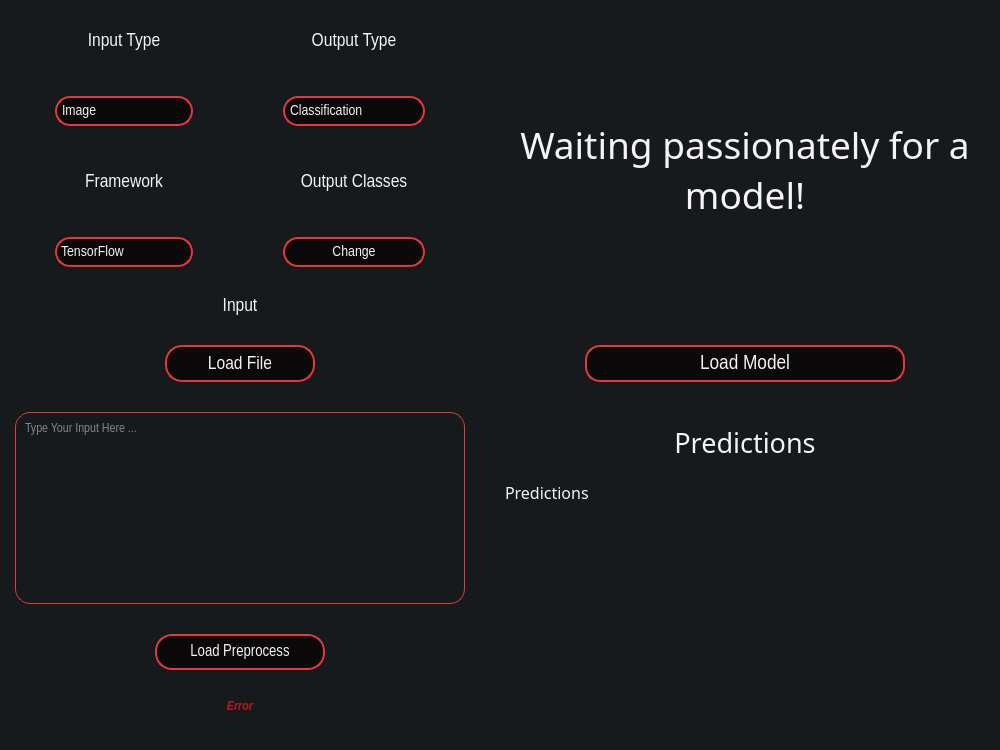
Qt form main-page.ui (heidariarash/NN2GUI) before a commit.
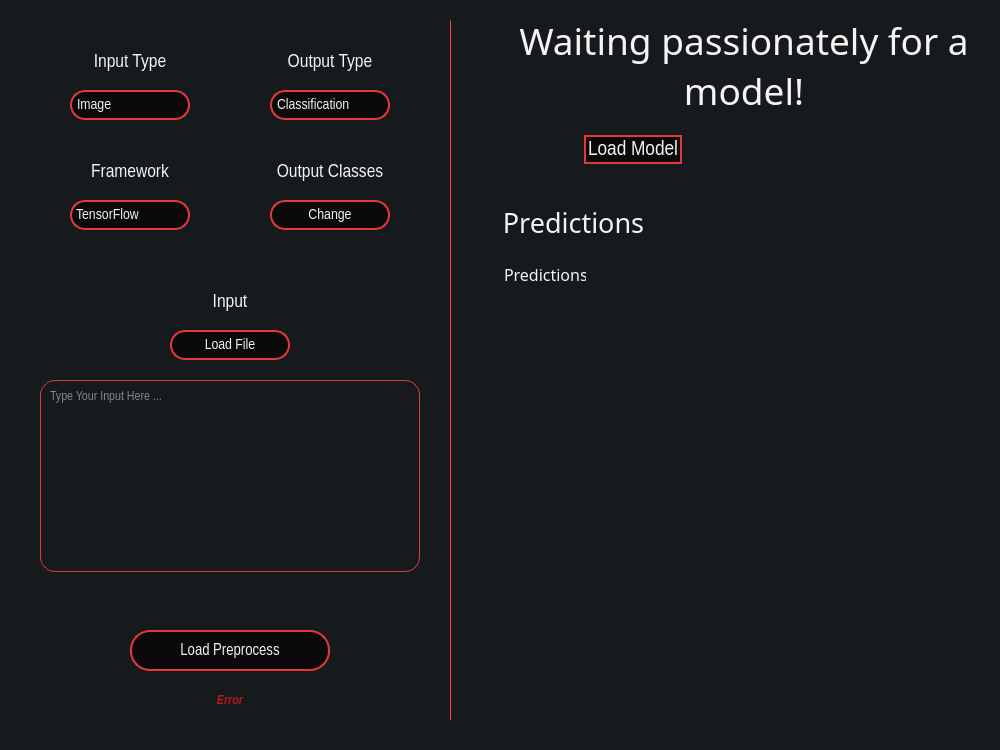
The same form after that commit. Icons and pictures are not drawn.

Commit message: left side of main ui ok

The edit to the form file:
```diff
--- a/main-page.ui
+++ b/main-page.ui
@@ -34,73 +34,158 @@
    <string notr="true">background-color: rgb(22, 26, 29);</string>
   </property>
   <widget class="QWidget" name="centralwidget">
-   <layout class="QGridLayout" name="gridLayout">
-    <property name="leftMargin">
-     <number>15</number>
+   <widget class="QComboBox" name="framework_type">
+    <property name="geometry">
+     <rect>
+      <x>70</x>
+      <y>200</y>
+      <width>120</width>
+      <height>30</height>
+     </rect>
     </property>
-    <property name="topMargin">
-     <number>15</number>
+    <property name="sizePolicy">
+     <sizepolicy hsizetype="Minimum" vsizetype="Expanding">
+      <horstretch>0</horstretch>
+      <verstretch>15</verstretch>
+     </sizepolicy>
     </property>
-    <property name="rightMargin">
-     <number>15</number>
+    <property name="font">
+     <font>
+      <family>Arial Narrow</family>
+      <pointsize>11</pointsize>
+     </font>
     </property>
-    <property name="bottomMargin">
-     <number>15</number>
+    <property name="cursor">
+     <cursorShape>PointingHandCursor</cursorShape>
     </property>
-    <property name="spacing">
-     <number>10</number>
+    <property name="styleSheet">
+     <string notr="true">QComboBox{
+	color: #F5F3F4;
+    border: 2px solid #E5383B;
+    border-radius: 15px;
+    background-color: #0B090A;
+    padding: 2px;
+	padding-left: 4px;
+}
+
+QComboBox::drop-down {
+	border: 0px;
+	width: 0px;
+}
+
+QComboBox QAbstractItemView {
+    border: 2px solid #E5383B;
+    selection-background-color: #A4161A;
+	color: #F5F3F4;
+	background-color: #0B090A;
+	border-radius: 5px;
+}</string>
     </property>
-    <item row="0" column="1">
-     <spacer name="horizontalSpacer">
-      <property name="orientation">
-       <enum>Qt::Horizontal</enum>
-      </property>
-      <property name="sizeType">
-       <enum>QSizePolicy::Preferred</enum>
-      </property>
-      <property name="sizeHint" stdset="0">
-       <size>
-        <width>40</width>
-        <height>20</height>
-       </size>
-      </property>
-     </spacer>
+    <property name="sizeAdjustPolicy">
+     <enum>QComboBox::AdjustToContentsOnFirstShow</enum>
+    </property>
+    <item>
+     <property name="text">
+      <string>TensorFlow</string>
+     </property>
+    </item>
+    <item>
+     <property name="text">
+      <string>PyTorch</string>
+     </property>
     </item>
-    <item row="0" column="2" rowspan="6">
-     <layout class="QGridLayout" name="gridLayout_4">
-      <property name="verticalSpacing">
-       <number>20</number>
-      </property>
-      <item row="3" column="0">
-       <widget class="Line" name="line">
+   </widget>
+   <widget class="QLabel" name="label_3">
+    <property name="geometry">
+     <rect>
+      <x>270</x>
+      <y>50</y>
+      <width>120</width>
+      <height>23</height>
+     </rect>
+    </property>
+    <property name="sizePolicy">
+     <sizepolicy hsizetype="Minimum" vsizetype="Expanding">
+      <horstretch>40</horstretch>
+      <verstretch>10</verstretch>
+     </sizepolicy>
+    </property>
+    <property name="font">
+     <font>
+      <family>Arial Narrow</family>
+      <pointsize>14</pointsize>
+     </font>
+    </property>
         <property name="styleSheet">
-         <string notr="true">QFrame{
-	background-color: #E5383B;
+     <string notr="true">QLabel {
+	color: #F5F3F4;
 }</string>
         </property>
-        <property name="orientation">
-         <enum>Qt::Vertical</enum>
-        </property>
-       </widget>
-      </item>
-      <item row="2" column="0" colspan="2">
-       <widget class="QPushButton" name="load_model">
+    <property name="text">
+     <string>Output Type</string>
+    </property>
+    <property name="alignment">
+     <set>Qt::AlignCenter</set>
+    </property>
+   </widget>
+   <widget class="QLabel" name="label_5">
+    <property name="geometry">
+     <rect>
+      <x>170</x>
+      <y>290</y>
+      <width>120</width>
+      <height>23</height>
+     </rect>
+    </property>
         <property name="sizePolicy">
-         <sizepolicy hsizetype="Preferred" vsizetype="Preferred">
+     <sizepolicy hsizetype="Minimum" vsizetype="Expanding">
           <horstretch>0</horstretch>
-          <verstretch>5</verstretch>
-         </sizepolicy>
-        </property>
-        <property name="maximumSize">
+      <verstretch>0</verstretch>
+     </sizepolicy>
+    </property>
+    <property name="minimumSize">
          <size>
-          <width>480</width>
-          <height>40</height>
+      <width>0</width>
+      <height>0</height>
          </size>
         </property>
         <property name="font">
          <font>
           <family>Arial Narrow</family>
-          <pointsize>16</pointsize>
+      <pointsize>14</pointsize>
+     </font>
+    </property>
+    <property name="styleSheet">
+     <string notr="true">QLabel {
+	color: #F5F3F4;
+}</string>
+    </property>
+    <property name="text">
+     <string>Input</string>
+    </property>
+    <property name="alignment">
+     <set>Qt::AlignCenter</set>
+    </property>
+   </widget>
+   <widget class="QPushButton" name="output_classes">
+    <property name="geometry">
+     <rect>
+      <x>270</x>
+      <y>200</y>
+      <width>120</width>
+      <height>30</height>
+     </rect>
+    </property>
+    <property name="sizePolicy">
+     <sizepolicy hsizetype="Minimum" vsizetype="Expanding">
+      <horstretch>0</horstretch>
+      <verstretch>15</verstretch>
+     </sizepolicy>
+    </property>
+    <property name="font">
+     <font>
+      <family>Arial Narrow</family>
+      <pointsize>11</pointsize>
          </font>
         </property>
         <property name="cursor">
@@ -112,9 +197,6 @@
     border: 2px solid #E5383B;
     border-radius: 15px;
     background-color: #0B090A;
-	margin: 1px;
-	margin-left: 80px;
-	margin-right: 80px;
 }
 
 QPushButton:hover {
@@ -122,136 +204,18 @@
 }</string>
         </property>
         <property name="text">
-         <string>Load Model</string>
-        </property>
-       </widget>
-      </item>
-      <item row="1" column="0" colspan="2">
-       <widget class="QLabel" name="model_info">
-        <property name="sizePolicy">
-         <sizepolicy hsizetype="Preferred" vsizetype="Preferred">
-          <horstretch>0</horstretch>
-          <verstretch>40</verstretch>
-         </sizepolicy>
-        </property>
-        <property name="minimumSize">
-         <size>
-          <width>480</width>
-          <height>0</height>
-         </size>
-        </property>
-        <property name="font">
-         <font>
-          <family>MV Boli</family>
-          <pointsize>28</pointsize>
-         </font>
-        </property>
-        <property name="styleSheet">
-         <string notr="true">QLabel {
-	color: #F5F3F4;
-}</string>
-        </property>
-        <property name="text">
-         <string>Waiting passionately for a model!</string>
-        </property>
-        <property name="textFormat">
-         <enum>Qt::PlainText</enum>
-        </property>
-        <property name="scaledContents">
-         <bool>false</bool>
-        </property>
-        <property name="alignment">
-         <set>Qt::AlignCenter</set>
-        </property>
-        <property name="wordWrap">
-         <bool>true</bool>
-        </property>
-       </widget>
-      </item>
-      <item row="4" column="0" colspan="2">
-       <widget class="QLabel" name="predictions_info">
-        <property name="sizePolicy">
-         <sizepolicy hsizetype="Preferred" vsizetype="Preferred">
-          <horstretch>0</horstretch>
-          <verstretch>5</verstretch>
-         </sizepolicy>
-        </property>
-        <property name="font">
-         <font>
-          <family>MV Boli</family>
-          <pointsize>20</pointsize>
-         </font>
-        </property>
-        <property name="styleSheet">
-         <string notr="true">QLabel {
-	color: #F5F3F4;
-}</string>
-        </property>
-        <property name="text">
-         <string>Predictions</string>
-        </property>
-        <property name="textFormat">
-         <enum>Qt::PlainText</enum>
-        </property>
-        <property name="scaledContents">
-         <bool>false</bool>
-        </property>
-        <property name="alignment">
-         <set>Qt::AlignCenter</set>
-        </property>
-        <property name="wordWrap">
-         <bool>true</bool>
-        </property>
-       </widget>
-      </item>
-      <item row="6" column="0" colspan="2">
-       <widget class="QLabel" name="predictions">
-        <property name="enabled">
-         <bool>true</bool>
-        </property>
-        <property name="sizePolicy">
-         <sizepolicy hsizetype="Preferred" vsizetype="Preferred">
-          <horstretch>0</horstretch>
-          <verstretch>30</verstretch>
-         </sizepolicy>
-        </property>
-        <property name="font">
-         <font>
-          <family>MV Boli</family>
-          <pointsize>12</pointsize>
-         </font>
-        </property>
-        <property name="styleSheet">
-         <string notr="true">QLabel {
-	color: #F5F3F4;
-}</string>
-        </property>
-        <property name="text">
-         <string>Predictions</string>
-        </property>
-        <property name="textFormat">
-         <enum>Qt::PlainText</enum>
-        </property>
-        <property name="scaledContents">
-         <bool>false</bool>
-        </property>
-        <property name="alignment">
-         <set>Qt::AlignLeading|Qt::AlignLeft|Qt::AlignTop</set>
-        </property>
-        <property name="wordWrap">
-         <bool>true</bool>
-        </property>
-       </widget>
-      </item>
-     </layout>
-    </item>
-    <item row="0" column="0" rowspan="6">
-     <layout class="QGridLayout" name="gridLayout_3">
-      <property name="sizeConstraint">
-       <enum>QLayout::SetDefaultConstraint</enum>
-      </property>
-      <item row="8" column="0" colspan="2">
+     <string>Change</string>
+    </property>
+   </widget>
        <widget class="QTextEdit" name="input_input">
+    <property name="geometry">
+     <rect>
+      <x>40</x>
+      <y>380</y>
+      <width>380</width>
+      <height>192</height>
+     </rect>
+    </property>
         <property name="sizePolicy">
          <sizepolicy hsizetype="Preferred" vsizetype="Preferred">
           <horstretch>0</horstretch>
@@ -295,191 +259,21 @@
          <string>Type Your Input Here ...</string>
         </property>
        </widget>
-      </item>
-      <item row="11" column="0" colspan="2">
-       <widget class="QLabel" name="load_preprocess_error">
-        <property name="sizePolicy">
-         <sizepolicy hsizetype="Preferred" vsizetype="Preferred">
-          <horstretch>0</horstretch>
-          <verstretch>0</verstretch>
-         </sizepolicy>
-        </property>
-        <property name="font">
-         <font>
-          <family>Arial Narrow</family>
-          <pointsize>10</pointsize>
-          <weight>75</weight>
-          <italic>true</italic>
-          <bold>true</bold>
-         </font>
-        </property>
-        <property name="styleSheet">
-         <string notr="true">QLabel {
-	color: #BA181B;
-}</string>
-        </property>
-        <property name="text">
-         <string>Error</string>
-        </property>
-        <property name="alignment">
-         <set>Qt::AlignCenter</set>
-        </property>
-       </widget>
-      </item>
-      <item row="5" column="0" colspan="2">
-       <widget class="QLabel" name="label_5">
-        <property name="sizePolicy">
-         <sizepolicy hsizetype="Minimum" vsizetype="Expanding">
-          <horstretch>0</horstretch>
-          <verstretch>0</verstretch>
-         </sizepolicy>
-        </property>
-        <property name="minimumSize">
-         <size>
-          <width>450</width>
-          <height>0</height>
-         </size>
-        </property>
-        <property name="font">
-         <font>
-          <family>Arial Narrow</family>
-          <pointsize>14</pointsize>
-         </font>
-        </property>
-        <property name="styleSheet">
-         <string notr="true">QLabel {
-	color: #F5F3F4;
-}</string>
-        </property>
-        <property name="text">
-         <string>Input</string>
-        </property>
-        <property name="alignment">
-         <set>Qt::AlignCenter</set>
-        </property>
-       </widget>
-      </item>
-      <item row="3" column="0">
-       <widget class="QComboBox" name="framework_type">
-        <property name="sizePolicy">
-         <sizepolicy hsizetype="Preferred" vsizetype="Preferred">
-          <horstretch>0</horstretch>
-          <verstretch>15</verstretch>
-         </sizepolicy>
-        </property>
-        <property name="maximumSize">
-         <size>
-          <width>222</width>
-          <height>70</height>
-         </size>
-        </property>
-        <property name="font">
-         <font>
-          <family>Arial Narrow</family>
-          <pointsize>11</pointsize>
-         </font>
-        </property>
-        <property name="cursor">
-         <cursorShape>PointingHandCursor</cursorShape>
-        </property>
-        <property name="styleSheet">
-         <string notr="true">QComboBox{
-	color: #F5F3F4;
-    border: 2px solid #E5383B;
-    border-radius: 15px;
-    background-color: #0B090A;
-    padding: 2px;
-	padding-left: 4px;
-	margin: 20px;
-	margin-left: 40px;
-	margin-right: 40px;
-}
-
-QComboBox::drop-down {
-	border: 0px;
-	width: 0px;
-}
-
-QComboBox QAbstractItemView {
-    border: 2px solid #E5383B;
-    selection-background-color: #A4161A;
-	color: #F5F3F4;
-	background-color: #0B090A;
-	border-radius: 5px;
-}</string>
-        </property>
-        <property name="sizeAdjustPolicy">
-         <enum>QComboBox::AdjustToContentsOnFirstShow</enum>
-        </property>
-        <item>
-         <property name="text">
-          <string>TensorFlow</string>
-         </property>
-        </item>
-        <item>
-         <property name="text">
-          <string>PyTorch</string>
-         </property>
-        </item>
-       </widget>
-      </item>
-      <item row="3" column="1">
-       <widget class="QPushButton" name="output_classes">
-        <property name="sizePolicy">
-         <sizepolicy hsizetype="Preferred" vsizetype="Preferred">
-          <horstretch>0</horstretch>
-          <verstretch>15</verstretch>
-         </sizepolicy>
-        </property>
-        <property name="maximumSize">
-         <size>
-          <width>222</width>
-          <height>70</height>
-         </size>
-        </property>
-        <property name="font">
-         <font>
-          <family>Arial Narrow</family>
-          <pointsize>11</pointsize>
-         </font>
-        </property>
-        <property name="cursor">
-         <cursorShape>PointingHandCursor</cursorShape>
-        </property>
-        <property name="styleSheet">
-         <string notr="true">QPushButton {
-    color: #F5F3F4;
-    border: 2px solid #E5383B;
-    border-radius: 15px;
-    background-color: #0B090A;
-	margin: 20px;
-	margin-left: 40px;
-	margin-right: 40px;
-}
-
-QPushButton:hover {
-    background-color: #A4161A;
-}</string>
-        </property>
-        <property name="text">
-         <string>Change</string>
-        </property>
-       </widget>
-      </item>
-      <item row="1" column="0">
        <widget class="QComboBox" name="input_type">
+    <property name="geometry">
+     <rect>
+      <x>70</x>
+      <y>90</y>
+      <width>120</width>
+      <height>30</height>
+     </rect>
+    </property>
         <property name="sizePolicy">
-         <sizepolicy hsizetype="Preferred" vsizetype="Preferred">
+     <sizepolicy hsizetype="Minimum" vsizetype="Expanding">
           <horstretch>0</horstretch>
           <verstretch>15</verstretch>
          </sizepolicy>
         </property>
-        <property name="maximumSize">
-         <size>
-          <width>222</width>
-          <height>70</height>
-         </size>
-        </property>
         <property name="font">
          <font>
           <family>Arial Narrow</family>
@@ -497,9 +291,6 @@
     background-color: #0B090A;
     padding: 2px;
 	padding-left: 5px;
-	margin: 20px;
-	margin-left: 40px;
-	margin-right: 40px;
 }
 
 QComboBox::drop-down {
@@ -550,9 +341,82 @@
          </property>
         </item>
        </widget>
-      </item>
-      <item row="0" column="0">
+   <widget class="QComboBox" name="output_type">
+    <property name="geometry">
+     <rect>
+      <x>270</x>
+      <y>90</y>
+      <width>120</width>
+      <height>30</height>
+     </rect>
+    </property>
+    <property name="sizePolicy">
+     <sizepolicy hsizetype="Expanding" vsizetype="Expanding">
+      <horstretch>0</horstretch>
+      <verstretch>15</verstretch>
+     </sizepolicy>
+    </property>
+    <property name="font">
+     <font>
+      <family>Arial Narrow</family>
+      <pointsize>11</pointsize>
+     </font>
+    </property>
+    <property name="cursor">
+     <cursorShape>PointingHandCursor</cursorShape>
+    </property>
+    <property name="styleSheet">
+     <string notr="true">QComboBox{
+	color: #F5F3F4;
+    border: 2px solid #E5383B;
+    border-radius: 15px;
+    background-color: #0B090A;
+    padding: 2px;
+	padding-left: 5px;
+}
+
+QComboBox::drop-down {
+	border: 0px;
+	width: 0px;
+}
+
+QComboBox::down-arrow {
+	width: 5px;
+	height: 5px;
+	image: url(:/gallery/arrow-down.png);
+}
+
+QComboBox QAbstractItemView {
+    border: 2px solid #E5383B;
+    selection-background-color: #A4161A;
+	color: #F5F3F4;
+	background-color: #0B090A;
+	border-radius: 5px;
+}</string>
+    </property>
+    <property name="sizeAdjustPolicy">
+     <enum>QComboBox::AdjustToMinimumContentsLengthWithIcon</enum>
+    </property>
+    <item>
+     <property name="text">
+      <string>Classification</string>
+     </property>
+    </item>
+    <item>
+     <property name="text">
+      <string>Regression</string>
+     </property>
+    </item>
+   </widget>
        <widget class="QLabel" name="label">
+    <property name="geometry">
+     <rect>
+      <x>70</x>
+      <y>50</y>
+      <width>120</width>
+      <height>23</height>
+     </rect>
+    </property>
         <property name="sizePolicy">
          <sizepolicy hsizetype="Minimum" vsizetype="Expanding">
           <horstretch>40</horstretch>
@@ -577,21 +441,65 @@
          <set>Qt::AlignCenter</set>
         </property>
        </widget>
-      </item>
-      <item row="9" column="0" colspan="2">
+   <widget class="QPushButton" name="load_input">
+    <property name="geometry">
+     <rect>
+      <x>170</x>
+      <y>330</y>
+      <width>120</width>
+      <height>30</height>
+     </rect>
+    </property>
+    <property name="sizePolicy">
+     <sizepolicy hsizetype="Preferred" vsizetype="Preferred">
+      <horstretch>0</horstretch>
+      <verstretch>15</verstretch>
+     </sizepolicy>
+    </property>
+    <property name="font">
+     <font>
+      <family>Arial Narrow</family>
+      <pointsize>11</pointsize>
+     </font>
+    </property>
+    <property name="cursor">
+     <cursorShape>PointingHandCursor</cursorShape>
+    </property>
+    <property name="styleSheet">
+     <string notr="true">QPushButton {
+    color: #F5F3F4;
+    border: 2px solid #E5383B;
+    border-radius: 15px;
+    background-color: #0B090A;
+}
+
+QPushButton:hover {
+    background-color: #A4161A;
+}
+
+QPushButton:disabled {
+	background-color: #BA181B;
+}</string>
+    </property>
+    <property name="text">
+     <string>Load File</string>
+    </property>
+   </widget>
        <widget class="QPushButton" name="load_preprocess">
+    <property name="geometry">
+     <rect>
+      <x>130</x>
+      <y>630</y>
+      <width>200</width>
+      <height>41</height>
+     </rect>
+    </property>
         <property name="sizePolicy">
          <sizepolicy hsizetype="Minimum" vsizetype="Expanding">
           <horstretch>0</horstretch>
           <verstretch>15</verstretch>
          </sizepolicy>
         </property>
-        <property name="maximumSize">
-         <size>
-          <width>450</width>
-          <height>80</height>
-         </size>
-        </property>
         <property name="font">
          <font>
           <family>Arial Narrow</family>
@@ -605,11 +513,8 @@
          <string notr="true">QPushButton {
     color: #F5F3F4;
     border: 2px solid #E5383B;
-    border-radius: 17px;
+    border-radius: 20px;
     background-color: #0B090A;
-	margin: 20px;
-	margin-left: 140px;
-	margin-right: 140px;
 }
 
 QPushButton:hover {
@@ -620,85 +525,15 @@
          <string>Load Preprocess</string>
         </property>
        </widget>
-      </item>
-      <item row="1" column="1">
-       <widget class="QComboBox" name="output_type">
-        <property name="sizePolicy">
-         <sizepolicy hsizetype="Preferred" vsizetype="Preferred">
-          <horstretch>0</horstretch>
-          <verstretch>15</verstretch>
-         </sizepolicy>
-        </property>
-        <property name="minimumSize">
-         <size>
-          <width>222</width>
-          <height>70</height>
-         </size>
-        </property>
-        <property name="maximumSize">
-         <size>
-          <width>222</width>
-          <height>70</height>
-         </size>
-        </property>
-        <property name="font">
-         <font>
-          <family>Arial Narrow</family>
-          <pointsize>11</pointsize>
-         </font>
-        </property>
-        <property name="cursor">
-         <cursorShape>PointingHandCursor</cursorShape>
-        </property>
-        <property name="styleSheet">
-         <string notr="true">QComboBox{
-	color: #F5F3F4;
-    border: 2px solid #E5383B;
-    border-radius: 15px;
-    background-color: #0B090A;
-    padding: 2px;
-	padding-left: 5px;
-	margin: 20px;
-	margin-left: 40px;
-	margin-right: 40px;
-}
-
-QComboBox::drop-down {
-	border: 0px;
-	width: 0px;
-}
-
-QComboBox::down-arrow {
-	width: 5px;
-	height: 5px;
-	image: url(:/gallery/arrow-down.png);
-}
-
-QComboBox QAbstractItemView {
-    border: 2px solid #E5383B;
-    selection-background-color: #A4161A;
-	color: #F5F3F4;
-	background-color: #0B090A;
-	border-radius: 5px;
-}</string>
-        </property>
-        <property name="sizeAdjustPolicy">
-         <enum>QComboBox::AdjustToMinimumContentsLengthWithIcon</enum>
-        </property>
-        <item>
-         <property name="text">
-          <string>Classification</string>
-         </property>
-        </item>
-        <item>
-         <property name="text">
-          <string>Regression</string>
-         </property>
-        </item>
-       </widget>
-      </item>
-      <item row="2" column="1">
        <widget class="QLabel" name="output_classes_label">
+    <property name="geometry">
+     <rect>
+      <x>270</x>
+      <y>160</y>
+      <width>120</width>
+      <height>23</height>
+     </rect>
+    </property>
         <property name="sizePolicy">
          <sizepolicy hsizetype="Minimum" vsizetype="Expanding">
           <horstretch>40</horstretch>
@@ -723,36 +558,15 @@
          <set>Qt::AlignCenter</set>
         </property>
        </widget>
-      </item>
-      <item row="0" column="1">
-       <widget class="QLabel" name="label_3">
-        <property name="sizePolicy">
-         <sizepolicy hsizetype="Minimum" vsizetype="Expanding">
-          <horstretch>40</horstretch>
-          <verstretch>10</verstretch>
-         </sizepolicy>
-        </property>
-        <property name="font">
-         <font>
-          <family>Arial Narrow</family>
-          <pointsize>14</pointsize>
-         </font>
-        </property>
-        <property name="styleSheet">
-         <string notr="true">QLabel {
-	color: #F5F3F4;
-}</string>
-        </property>
-        <property name="text">
-         <string>Output Type</string>
-        </property>
-        <property name="alignment">
-         <set>Qt::AlignCenter</set>
-        </property>
-       </widget>
-      </item>
-      <item row="2" column="0">
        <widget class="QLabel" name="label_2">
+    <property name="geometry">
+     <rect>
+      <x>70</x>
+      <y>160</y>
+      <width>120</width>
+      <height>23</height>
+     </rect>
+    </property>
         <property name="sizePolicy">
          <sizepolicy hsizetype="Minimum" vsizetype="Expanding">
           <horstretch>40</horstretch>
@@ -777,25 +591,185 @@
          <set>Qt::AlignCenter</set>
         </property>
        </widget>
-      </item>
-      <item row="6" column="0" colspan="2">
-       <widget class="QPushButton" name="load_input">
+   <widget class="QLabel" name="load_preprocess_error">
+    <property name="geometry">
+     <rect>
+      <x>40</x>
+      <y>690</y>
+      <width>380</width>
+      <height>20</height>
+     </rect>
+    </property>
         <property name="sizePolicy">
          <sizepolicy hsizetype="Preferred" vsizetype="Preferred">
           <horstretch>0</horstretch>
-          <verstretch>15</verstretch>
-         </sizepolicy>
-        </property>
-        <property name="maximumSize">
+      <verstretch>0</verstretch>
+     </sizepolicy>
+    </property>
+    <property name="font">
+     <font>
+      <family>Arial Narrow</family>
+      <pointsize>10</pointsize>
+      <weight>75</weight>
+      <italic>true</italic>
+      <bold>true</bold>
+     </font>
+    </property>
+    <property name="styleSheet">
+     <string notr="true">QLabel {
+	color: #BA181B;
+}</string>
+    </property>
+    <property name="text">
+     <string>Error</string>
+    </property>
+    <property name="alignment">
+     <set>Qt::AlignCenter</set>
+    </property>
+   </widget>
+   <widget class="QLabel" name="predictions">
+    <property name="enabled">
+     <bool>true</bool>
+    </property>
+    <property name="geometry">
+     <rect>
+      <x>504</x>
+      <y>263</y>
+      <width>82</width>
+      <height>21</height>
+     </rect>
+    </property>
+    <property name="sizePolicy">
+     <sizepolicy hsizetype="Preferred" vsizetype="Preferred">
+      <horstretch>0</horstretch>
+      <verstretch>30</verstretch>
+     </sizepolicy>
+    </property>
+    <property name="font">
+     <font>
+      <family>MV Boli</family>
+      <pointsize>12</pointsize>
+     </font>
+    </property>
+    <property name="styleSheet">
+     <string notr="true">QLabel {
+	color: #F5F3F4;
+}</string>
+    </property>
+    <property name="text">
+     <string>Predictions</string>
+    </property>
+    <property name="textFormat">
+     <enum>Qt::PlainText</enum>
+    </property>
+    <property name="scaledContents">
+     <bool>false</bool>
+    </property>
+    <property name="alignment">
+     <set>Qt::AlignLeading|Qt::AlignLeft|Qt::AlignTop</set>
+    </property>
+    <property name="wordWrap">
+     <bool>true</bool>
+    </property>
+   </widget>
+   <widget class="QLabel" name="predictions_info">
+    <property name="geometry">
+     <rect>
+      <x>504</x>
+      <y>205</y>
+      <width>139</width>
+      <height>34</height>
+     </rect>
+    </property>
+    <property name="sizePolicy">
+     <sizepolicy hsizetype="Preferred" vsizetype="Preferred">
+      <horstretch>0</horstretch>
+      <verstretch>5</verstretch>
+     </sizepolicy>
+    </property>
+    <property name="font">
+     <font>
+      <family>MV Boli</family>
+      <pointsize>20</pointsize>
+     </font>
+    </property>
+    <property name="styleSheet">
+     <string notr="true">QLabel {
+	color: #F5F3F4;
+}</string>
+    </property>
+    <property name="text">
+     <string>Predictions</string>
+    </property>
+    <property name="textFormat">
+     <enum>Qt::PlainText</enum>
+    </property>
+    <property name="scaledContents">
+     <bool>false</bool>
+    </property>
+    <property name="alignment">
+     <set>Qt::AlignCenter</set>
+    </property>
+    <property name="wordWrap">
+     <bool>true</bool>
+    </property>
+   </widget>
+   <widget class="Line" name="line">
+    <property name="geometry">
+     <rect>
+      <x>450</x>
+      <y>20</y>
+      <width>1</width>
+      <height>700</height>
+     </rect>
+    </property>
+    <property name="styleSheet">
+     <string notr="true">QFrame{
+	background-color: #E5383B;
+}</string>
+    </property>
+    <property name="orientation">
+     <enum>Qt::Vertical</enum>
+    </property>
+   </widget>
+   <widget class="QLabel" name="prediction_info_holder">
+    <property name="geometry">
+     <rect>
+      <x>649</x>
+      <y>205</y>
+      <width>16</width>
+      <height>38</height>
+     </rect>
+    </property>
+    <property name="minimumSize">
          <size>
-          <width>450</width>
-          <height>80</height>
-         </size>
-        </property>
+      <width>0</width>
+      <height>38</height>
+     </size>
+    </property>
+    <property name="text">
+     <string/>
+    </property>
+   </widget>
+   <widget class="QPushButton" name="load_model">
+    <property name="geometry">
+     <rect>
+      <x>504</x>
+      <y>134</y>
+      <width>258</width>
+      <height>31</height>
+     </rect>
+    </property>
+    <property name="sizePolicy">
+     <sizepolicy hsizetype="Preferred" vsizetype="Preferred">
+      <horstretch>0</horstretch>
+      <verstretch>5</verstretch>
+     </sizepolicy>
+    </property>
         <property name="font">
          <font>
           <family>Arial Narrow</family>
-          <pointsize>14</pointsize>
+      <pointsize>16</pointsize>
          </font>
         </property>
         <property name="cursor">
@@ -805,29 +779,69 @@
          <string notr="true">QPushButton {
     color: #F5F3F4;
     border: 2px solid #E5383B;
-    border-radius: 17px;
+    border-radius: 15px;
     background-color: #0B090A;
-	margin: 20px;
-	margin-left: 150px;
-	margin-right: 150px;
+	margin: 1px;
+	margin-left: 80px;
+	margin-right: 80px;
 }
 
 QPushButton:hover {
     background-color: #A4161A;
-}
-
-QPushButton:disabled {
-	background-color: #BA181B;
 }</string>
         </property>
         <property name="text">
-         <string>Load File</string>
-        </property>
-       </widget>
-      </item>
-     </layout>
-    </item>
-   </layout>
+     <string>Load Model</string>
+    </property>
+   </widget>
+   <widget class="QLabel" name="model_info">
+    <property name="geometry">
+     <rect>
+      <x>504</x>
+      <y>16</y>
+      <width>480</width>
+      <height>98</height>
+     </rect>
+    </property>
+    <property name="sizePolicy">
+     <sizepolicy hsizetype="Preferred" vsizetype="Preferred">
+      <horstretch>0</horstretch>
+      <verstretch>40</verstretch>
+     </sizepolicy>
+    </property>
+    <property name="minimumSize">
+     <size>
+      <width>480</width>
+      <height>0</height>
+     </size>
+    </property>
+    <property name="font">
+     <font>
+      <family>MV Boli</family>
+      <pointsize>28</pointsize>
+     </font>
+    </property>
+    <property name="styleSheet">
+     <string notr="true">QLabel {
+	color: #F5F3F4;
+}</string>
+    </property>
+    <property name="text">
+     <string>Waiting passionately for a model!</string>
+    </property>
+    <property name="textFormat">
+     <enum>Qt::PlainText</enum>
+    </property>
+    <property name="scaledContents">
+     <bool>false</bool>
+    </property>
+    <property name="alignment">
+     <set>Qt::AlignCenter</set>
+    </property>
+    <property name="wordWrap">
+     <bool>true</bool>
+    </property>
+   </widget>
   </widget>
   <widget class="QStatusBar" name="statusbar"/>
  </widget>
```
Lines whose indentation alone changed are shown as unchanged. The commit also changes 1 other file.
